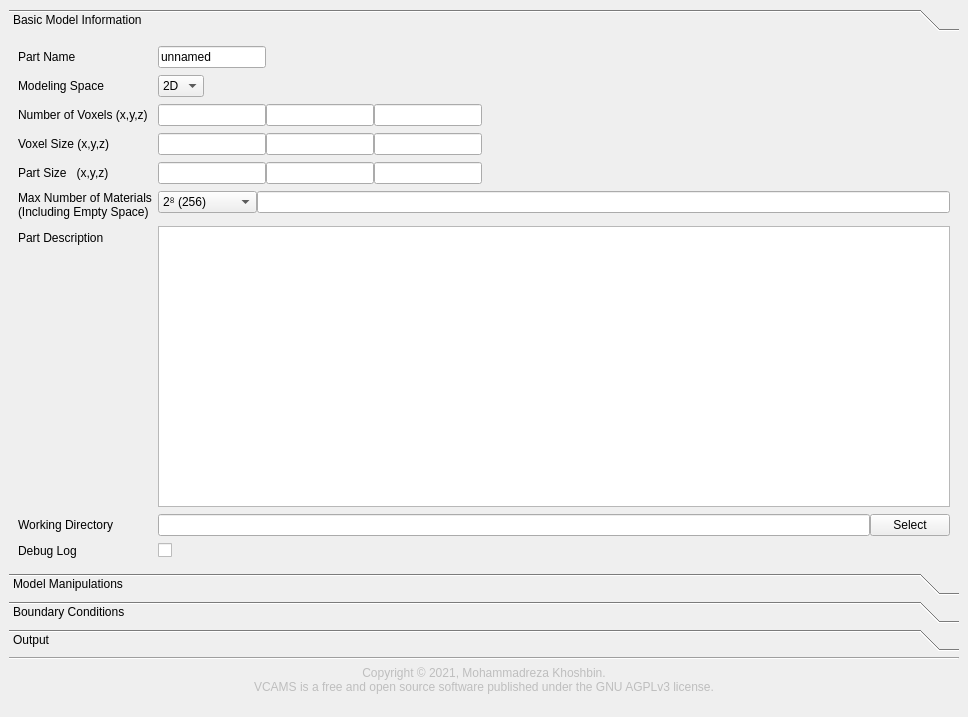
Before: the Qt Designer form gui/main_window.ui in mkhoshbin1/vcams, drawn with Qt 5.
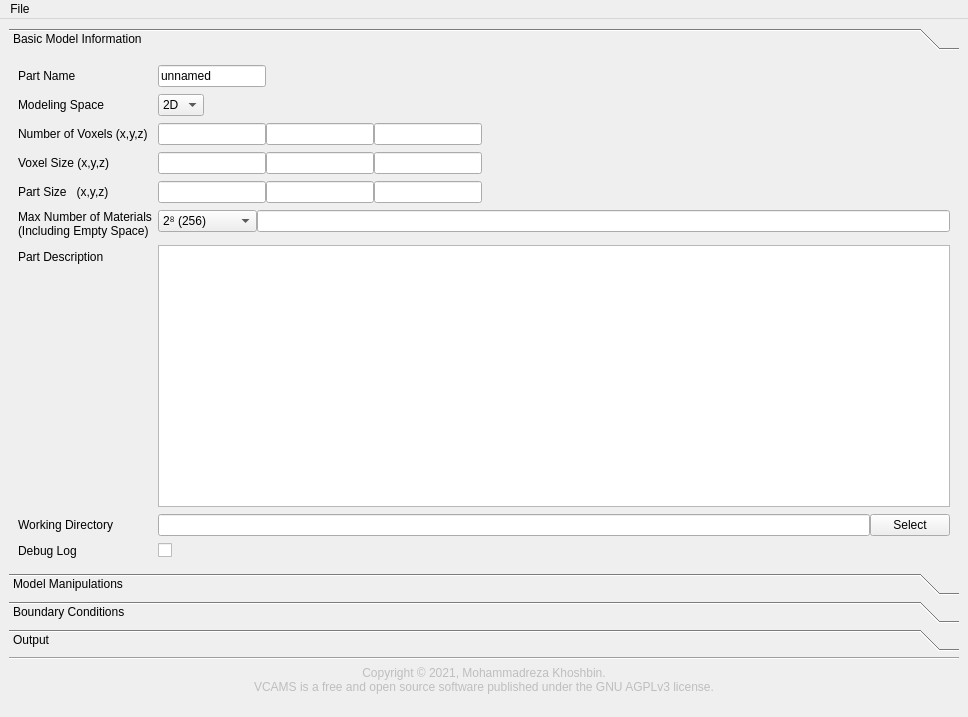
After: the same form once the commit is applied. The open tabs and pages were chosen to show the change. Icons and pictures are not drawn.

Commit message: - more sophisticated export functionality.

What changed in the file:
```diff
--- a/gui/main_window.ui
+++ b/gui/main_window.ui
@@ -294,7 +294,11 @@
              </widget>
             </item>
             <item>
-             <widget class="QLineEdit" name="model_size_field"/>
+             <widget class="QLineEdit" name="model_size_field">
+              <property name="readOnly">
+               <bool>true</bool>
+              </property>
+             </widget>
             </item>
            </layout>
           </item>
@@ -839,6 +843,16 @@
      <height>26</height>
     </rect>
    </property>
+   <widget class="QMenu" name="menuFile">
+    <property name="title">
+     <string>File</string>
+    </property>
+    <addaction name="action_import"/>
+    <addaction name="action_export"/>
+    <addaction name="separator"/>
+    <addaction name="action_exit_2"/>
+   </widget>
+   <addaction name="menuFile"/>
   </widget>
   <action name="action_import_settings">
    <property name="text">
```
Left out of the diff: 57 changed lines with no effect on the pictures. The commit also changes 2 other files.
